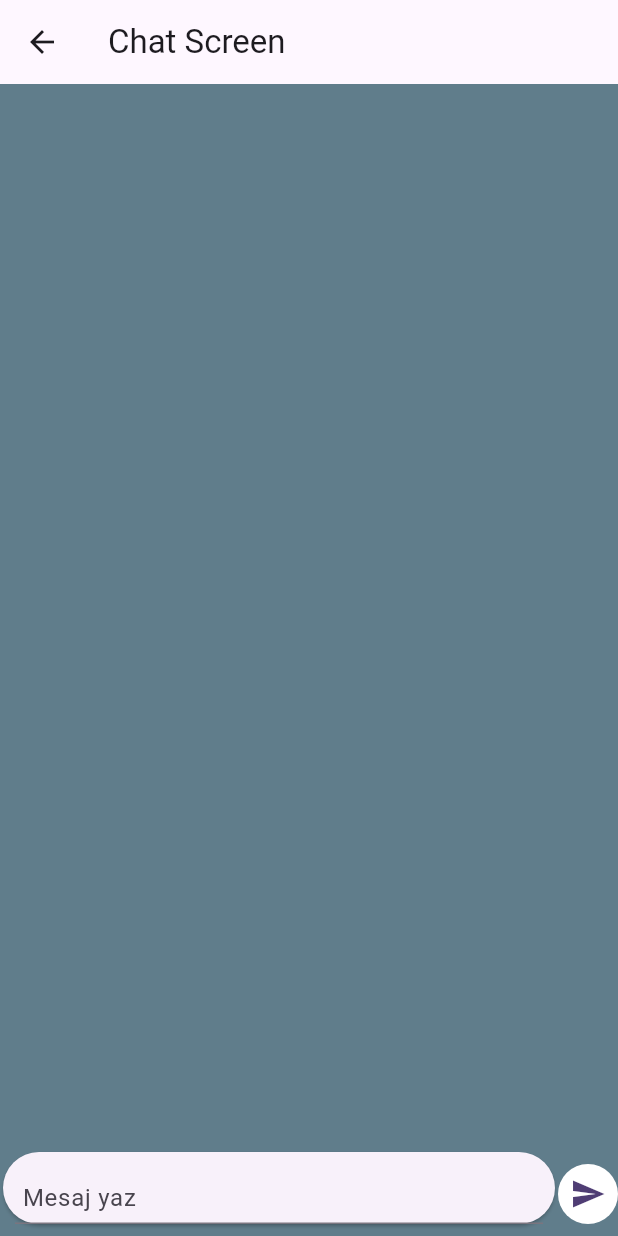
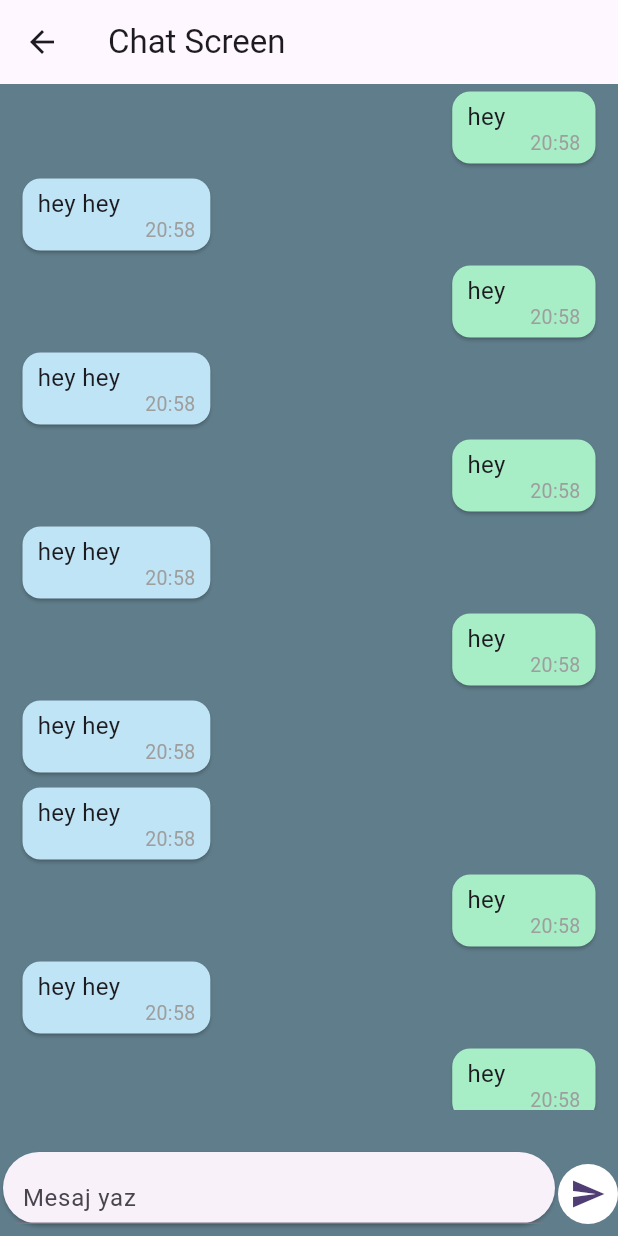
Before and after one commit to emirhncann/chat_app, a Flutter app: the ChatScreen screen opened directly, on a phone screen of 412 x 824 dp. Run offline on Flutter 3.47's test engine with Material 2 defaults, Android fonts, the phone set to English and light mode, and no system bars.

Commit message:
own and reply card added

```diff
--- /dev/null
+++ b/lib/CustomUI/OwnMessageCard.dart
@@ -0,0 +1,44 @@
+import 'package:flutter/material.dart';
+
+class OwnMessageCard extends StatelessWidget {
+  const OwnMessageCard({super.key});
+
+  @override
+  Widget build(BuildContext context) {
+    return Align(
+      alignment: Alignment.centerRight,
+      child: ConstrainedBox(
+        constraints: BoxConstraints(
+          maxWidth: MediaQuery.of(context).size.width - 45,
+        ),
+        child: Card(
+            color: const Color.fromARGB(255, 167, 238, 199),
+            margin: EdgeInsets.symmetric(horizontal: 15, vertical: 5),
+            child: Stack(
+              children: [
+                Padding(
+                  padding: const EdgeInsets.only(
+                      left: 10, right: 60, top: 5, bottom: 20),
+                  child: Text(
+                    "hey",
+                    style: TextStyle(fontSize: 16),
+                  ),
+                ),
+                Positioned(
+                  bottom: 4,
+                  right: 10,
+                  child: Row(
+                    children: [
+                      Text(
+                        "20:58",
+                        style: TextStyle(fontSize: 13, color: Colors.grey),
+                      )
+                    ],
+                  ),
+                )
+              ],
+            )),
+      ),
+    );
+  }
+}
--- /dev/null
+++ b/lib/CustomUI/ReplyCard.dart
@@ -0,0 +1,44 @@
+import 'package:flutter/material.dart';
+
+class ReplyCard extends StatelessWidget {
+  const ReplyCard({super.key});
+
+  @override
+  Widget build(BuildContext context) {
+    return Align(
+      alignment: Alignment.centerLeft,
+      child: ConstrainedBox(
+        constraints: BoxConstraints(
+          maxWidth: MediaQuery.of(context).size.width - 45,
+        ),
+        child: Card(
+            color: Color.fromARGB(255, 191, 228, 246),
+            margin: EdgeInsets.symmetric(horizontal: 15, vertical: 5),
+            child: Stack(
+              children: [
+                Padding(
+                  padding: const EdgeInsets.only(
+                      left: 10, right: 60, top: 5, bottom: 20),
+                  child: Text(
+                    "hey hey",
+                    style: TextStyle(fontSize: 16),
+                  ),
+                ),
+                Positioned(
+                  bottom: 4,
+                  right: 10,
+                  child: Row(
+                    children: [
+                      Text(
+                        "20:58",
+                        style: TextStyle(fontSize: 13, color: Colors.grey),
+                      )
+                    ],
+                  ),
+                )
+              ],
+            )),
+      ),
+    );
+  }
+}
--- a/lib/chat_screen.dart
+++ b/lib/chat_screen.dart
@@ -1,3 +1,5 @@
+import 'package:chat_app_flutter/CustomUI/OwnMessageCard.dart';
+import 'package:chat_app_flutter/CustomUI/ReplyCard.dart';
 import 'package:flutter/material.dart';
 
 class ChatScreen extends StatelessWidget {
@@ -13,7 +15,27 @@ class ChatScreen extends StatelessWidget {
         color: Colors.blueGrey,
         child: Stack(
           children: [
-            ListView(),
+            Container(
+              height: MediaQuery.of(context).size.height - 140,
+              child: ListView(
+                children: [
+                  OwnMessageCard(),
+                  ReplyCard(),
+                  OwnMessageCard(),
+                  ReplyCard(),
+                  OwnMessageCard(),
+                  ReplyCard(),
+                  OwnMessageCard(),
+                  ReplyCard(),
+                  ReplyCard(),
+                  OwnMessageCard(),
+                  ReplyCard(),
+                  OwnMessageCard(),
+                  ReplyCard(),
+                  OwnMessageCard(),
+                ],
+              ),
+            ),
             Align(
               alignment: Alignment.bottomCenter,
               child: Row(
--- a/lib/main.dart
+++ b/lib/main.dart
@@ -42,10 +42,8 @@ class _MyHomePageState extends State<MyHomePage> {
         child: Column(
           mainAxisAlignment: MainAxisAlignment.center,
           children: <Widget>[
-            // Diğer widget'larınızı ekleyin
             ElevatedButton(
               onPressed: () {
-                // Butona tıklandığında chat_screen.dart ekranına geçiş yapın
                 Navigator.push(
                   context,
                   MaterialPageRoute(builder: (context) => ChatScreen()),
```
